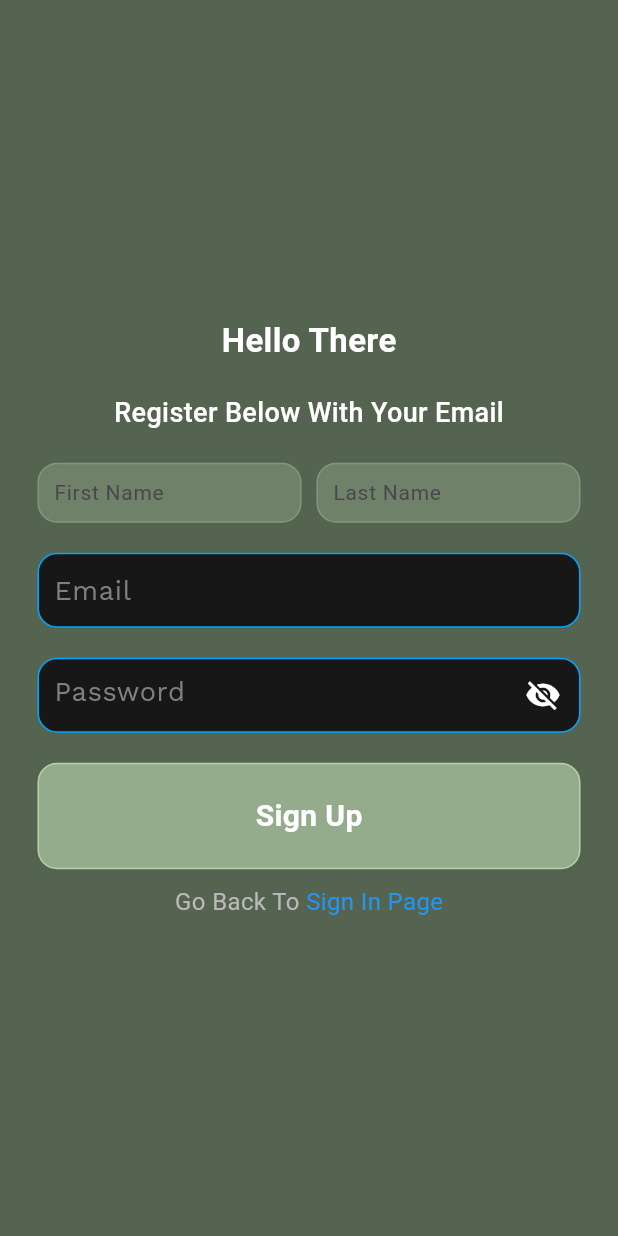
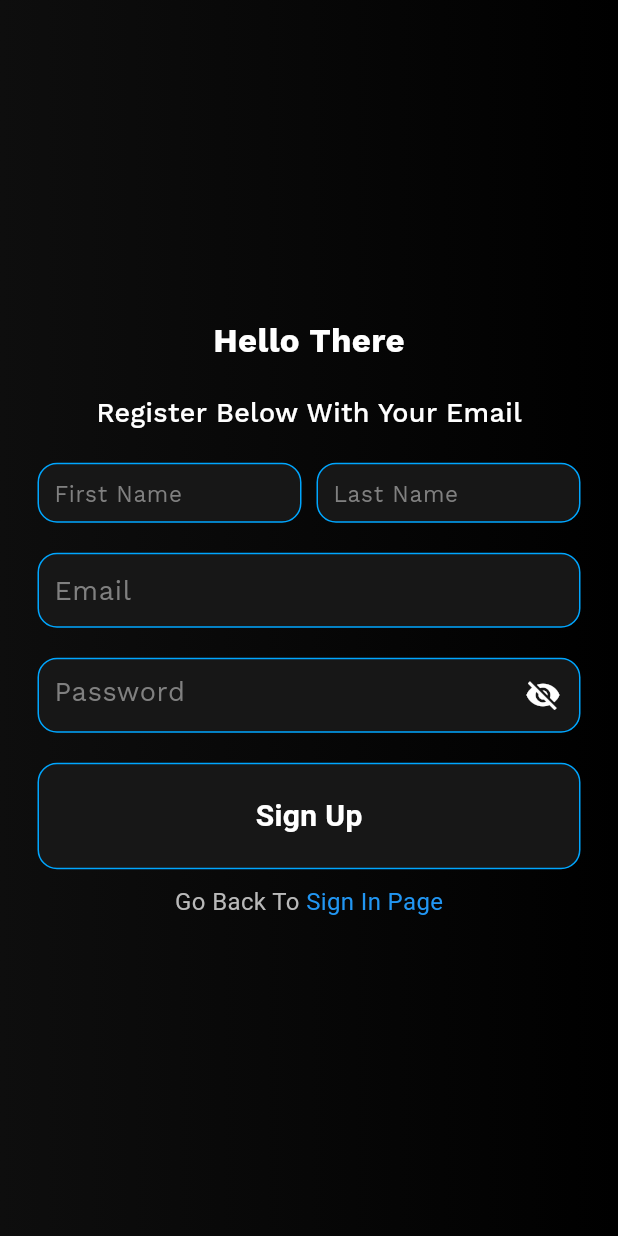
Before and after one commit to AryanRogye/Roll-Amigos, a Flutter app: the screen it shows after launch, after a tap on "Register", on a phone screen of 412 x 824 dp. Run offline on Flutter 3.47's test engine with Material 3 defaults, Android fonts, the phone set to English and light mode, and no system bars; our stand-ins replace cloud_firestore, firebase_auth, firebase_core, flutter_profile_picture, google_fonts, google_mobile_ads and 3 more; missing offline and left inert: tutorial_coach_mark; accounts and stored records are empty; Roboto replaces fonts that are missing (Poppins).

Commit message:
fixed the themes for the signin/register page and now need to do it for the forgot password page

```diff
--- a/lib/models/my_button.dart
+++ b/lib/models/my_button.dart
@@ -1,5 +1,6 @@
 // ignore_for_file: must_be_immutable
 
+import 'package:dice_pt2/themes/const_themes.dart';
 import 'package:flutter/material.dart';
 
 class MyButton extends StatefulWidget {
@@ -20,11 +21,7 @@ class _MyButtonState extends State<MyButton> {
         onTap: widget.func,
         child: Container(
           padding: const EdgeInsets.all(20),
-          decoration: BoxDecoration(
-            color: const Color.fromARGB(255, 149, 172, 140),
-            border: Border.all(color: const Color.fromARGB(255, 183, 211, 170)),
-            borderRadius: BorderRadius.circular(13),
-          ),
+          decoration: constThemes.myBoxDecoration,
           child: Center(
             child: Text(widget.text,
                 style:
--- a/lib/models/my_name_entry.dart
+++ b/lib/models/my_name_entry.dart
@@ -1,5 +1,6 @@
 // ignore_for_file: must_be_immutable
 
+import 'package:dice_pt2/themes/const_themes.dart';
 import 'package:flutter/cupertino.dart';
 import 'package:flutter/material.dart';
 
@@ -22,11 +23,7 @@ class _MyNameEntryState extends State<MyNameEntry> {
   Widget build(BuildContext context) {
     return Container(
       alignment: Alignment.center,
-      decoration: BoxDecoration(
-        color: const Color.fromARGB(255, 111, 129, 104),
-        border: Border.all(color: const Color.fromARGB(255, 131, 151, 122)),
-        borderRadius: BorderRadius.circular(13),
-      ),
+      decoration: constThemes.myBoxDecoration,
       child: Padding(
         padding: const EdgeInsets.all(10),
         child: TextField(
@@ -35,6 +32,11 @@ class _MyNameEntryState extends State<MyNameEntry> {
           decoration: InputDecoration(
             border: InputBorder.none,
             hintText: widget.hintText,
+            hintStyle: constThemes.getWorkSansFont(
+              const Color.fromARGB(255, 128, 128, 128),
+              15,
+              FontWeight.normal,
+            ),
           ),
         ),
       ),
--- a/lib/models/my_textfield.dart
+++ b/lib/models/my_textfield.dart
@@ -28,7 +28,7 @@ class _MyTextfieldState extends State<MyTextfield> {
       padding: const EdgeInsets.symmetric(horizontal: 25),
       child: Container(
         alignment: Alignment.center,
-        decoration: constThemes.myTextFieldBoxDecoration,
+        decoration: constThemes.myBoxDecoration,
         child: Padding(
           padding: const EdgeInsets.only(left: 10),
           child: TextField(
--- a/lib/pages/auth/register_page.dart
+++ b/lib/pages/auth/register_page.dart
@@ -5,6 +5,7 @@ import 'package:dice_pt2/models/my_button.dart';
 import 'package:dice_pt2/models/my_name_entry.dart';
 import 'package:dice_pt2/models/my_textfield.dart';
 import 'package:dice_pt2/pages/auth/home_page.dart';
+import 'package:dice_pt2/themes/const_themes.dart';
 import 'package:flutter/material.dart';
 import 'package:shared_preferences/shared_preferences.dart';
 
@@ -56,7 +57,9 @@ class _RegisterPageState extends State<RegisterPage> {
            */
 
           Container(
-            color: const Color.fromARGB(255, 85, 100, 80),
+            decoration: BoxDecoration(
+              gradient: constThemes.linGrad,
+            ),
             child: SafeArea(
               child: Column(
                 mainAxisAlignment: MainAxisAlignment.center,
@@ -100,17 +103,25 @@ class _RegisterPageState extends State<RegisterPage> {
   }
 
   printWelcomeToDiceApp() {
-    return const Text(
+    return Text(
       'Hello There',
-      style: TextStyle(
-          fontSize: 22, color: Colors.white, fontWeight: FontWeight.bold),
+      style: constThemes.getWorkSansFont(
+        Colors.white,
+        22,
+        FontWeight.bold,
+      ),
     );
   }
 
   printSignInWithEmailOrPhoneNumber() {
-    return const Text('Register Below With Your Email',
-        style: TextStyle(
-            fontSize: 18, fontWeight: FontWeight.w500, color: Colors.white));
+    return Text(
+      'Register Below With Your Email',
+      style: constThemes.getWorkSansFont(
+        Colors.white,
+        18,
+        FontWeight.w500,
+      ),
+    );
   }
 
   emailSignIn() {
--- a/lib/themes/const_themes.dart
+++ b/lib/themes/const_themes.dart
@@ -4,6 +4,9 @@ import 'package:google_fonts/google_fonts.dart';
 class constThemes {
   constThemes._();
 
+  //__________________________________________________________
+  //THIS IS THE MAIN THEME OF THE APP
+  //__________________________________________________________
   static const linGrad = LinearGradient(
     colors: [
       Colors.black,
@@ -13,18 +16,27 @@ class constThemes {
     end: Alignment.centerLeft,
   );
 
-  static var myTextFieldBoxDecoration = BoxDecoration(
+  //__________________________________________________________
+  //THIS IS THE MAIN THEME OF THE SIGN IN/REGISTER PAGE
+  //__________________________________________________________
+  static var myBoxDecoration = BoxDecoration(
     color: const Color.fromARGB(255, 23, 23, 23),
-    border: Border.all(color: Color.fromARGB(255, 0, 166, 255)),
+    border: Border.all(color: const Color.fromARGB(255, 0, 166, 255)),
     borderRadius: BorderRadius.circular(13),
   );
 
+  //__________________________________________________________
+  //THIS IS THE MAIN THEME OF THE HINT TEXT FOR SIGN IN/REGISTER PAGE
+  //__________________________________________________________
   static var hintTextTheme = getWorkSansFont(
     const Color.fromARGB(255, 128, 128, 128),
     18,
     FontWeight.normal,
   );
 
+  //__________________________________________________________
+  //THIS IS THE MAIN THEME OF THE TEXT ON THE SCREEN
+  //__________________________________________________________
   static TextStyle getWorkSansFont(
       Color color, double size, FontWeight fontweight) {
     return GoogleFonts.workSans(
```
Also changed, not shown: 1 other file.
